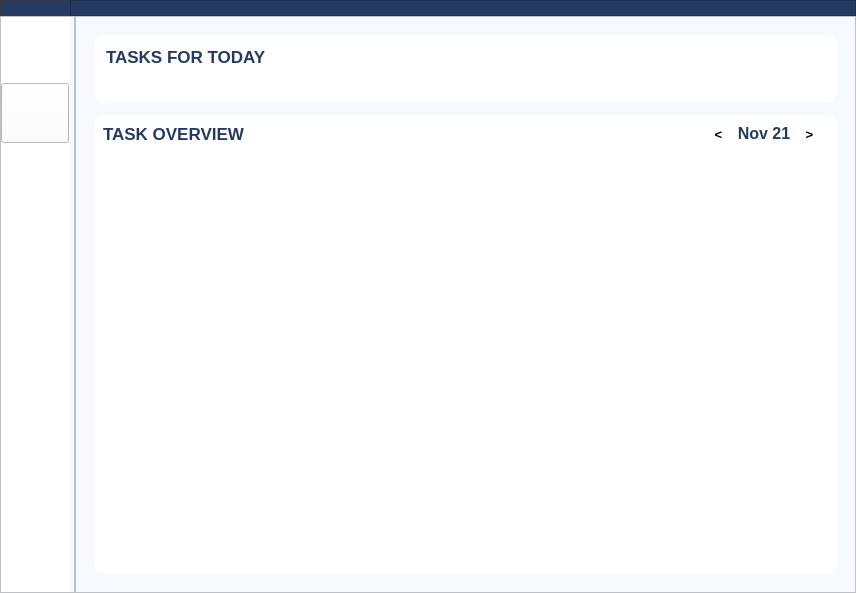
Old version of the form main_gui.ui in the repository Linda-Stadter/daily-tasks.
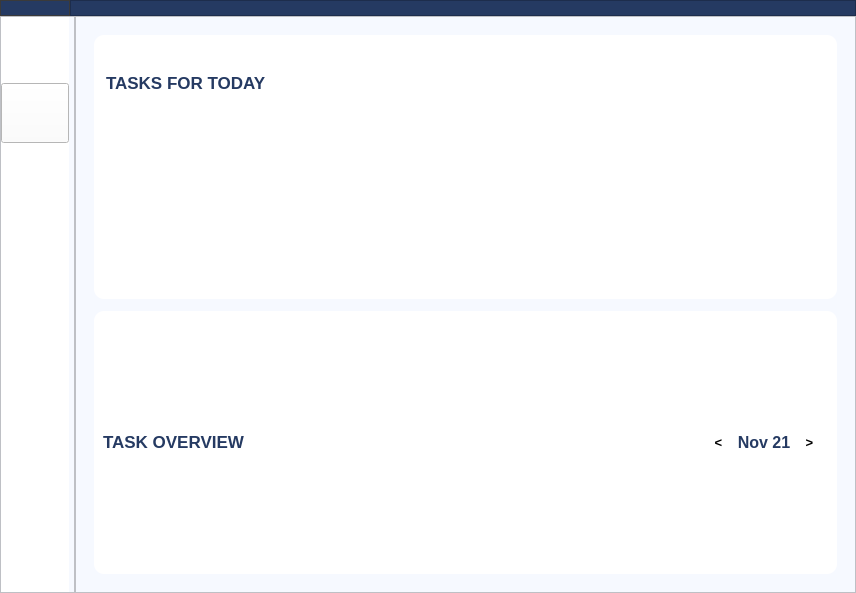
New version of the form. Icons and pictures are not drawn.

Commit message: save created tasks widgets to reduce loading time

Patch:
```diff
--- a/main_gui.ui
+++ b/main_gui.ui
@@ -1011,66 +1011,6 @@
                    </item>
                   </layout>
                  </item>
-                 <item>
-                  <widget class="QScrollArea" name="scrollArea">
-                   <property name="styleSheet">
-                    <string notr="true">QScrollArea {
-						background: #ffffff;
-						border: 0px solid;
-}
-
-QScrollBar::vertical {
-                        width: 8px;
-                        margin: 0px 0 0px 0;
-						background: transparent;
-                      }
-
-                      QScrollBar::handle:vertical {
-                        min-height: 10px;
-						background: #dde6f6;
-						border-radius: 4px;
-                      }
-
-                      QScrollBar::add-line:vertical {
-                        background: transparent;
-                        height: 0px; 
-                        subcontrol-position: bottom;
-                        subcontrol-origin: margin;
-                      }
-
-                      QScrollBar::sub-line:vertical {
-                        background: transparent;
-                        height: 0px; 
-                        subcontrol-position: top;
-                        subcontrol-origin: margin;
-                      }
-
-                      QScrollBar::up-arrow:vertical { 
-						background: transparent;
-						height: 0px; 
-                      }
-
-                      QScrollBar::down-arrow:vertical {
-						background: transparent;                        
-						height: 0px; 
-                        width: 40px;
-                      }</string>
-                   </property>
-                   <property name="widgetResizable">
-                    <bool>true</bool>
-                   </property>
-                   <widget class="QWidget" name="tasks_widget">
-                    <property name="geometry">
-                     <rect>
-                      <x>0</x>
-                      <y>0</y>
-                      <width>725</width>
-                      <height>379</height>
-                     </rect>
-                    </property>
-                   </widget>
-                  </widget>
-                 </item>
                 </layout>
                </widget>
               </item>
```
The commit also changes 2 other files.
